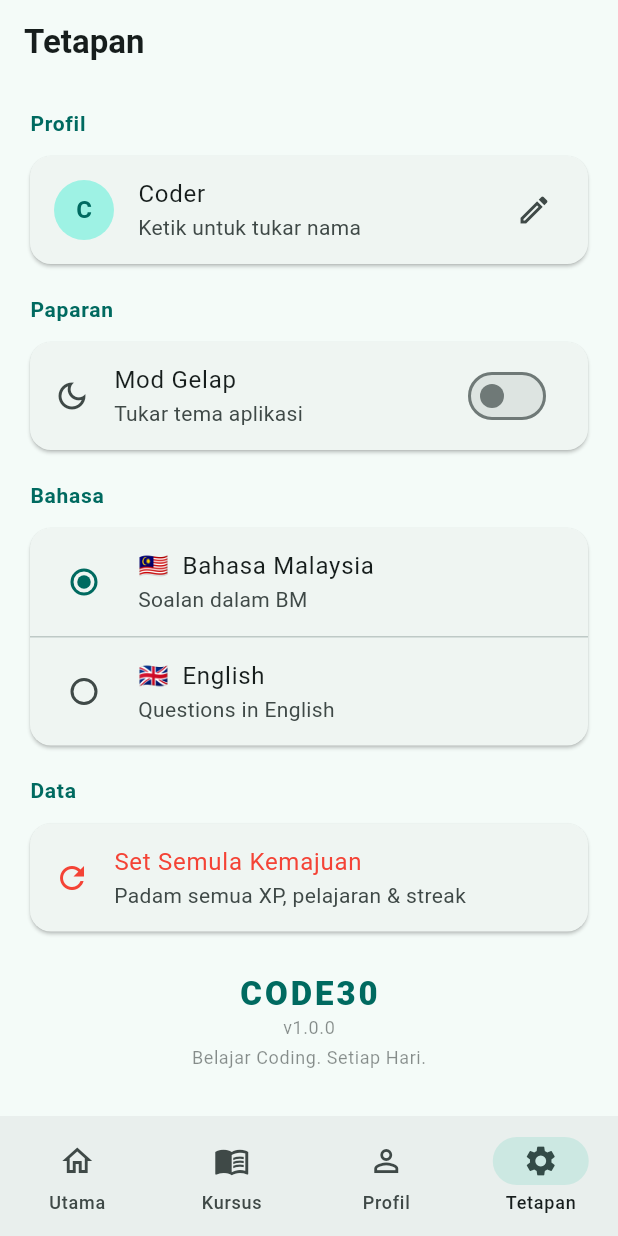
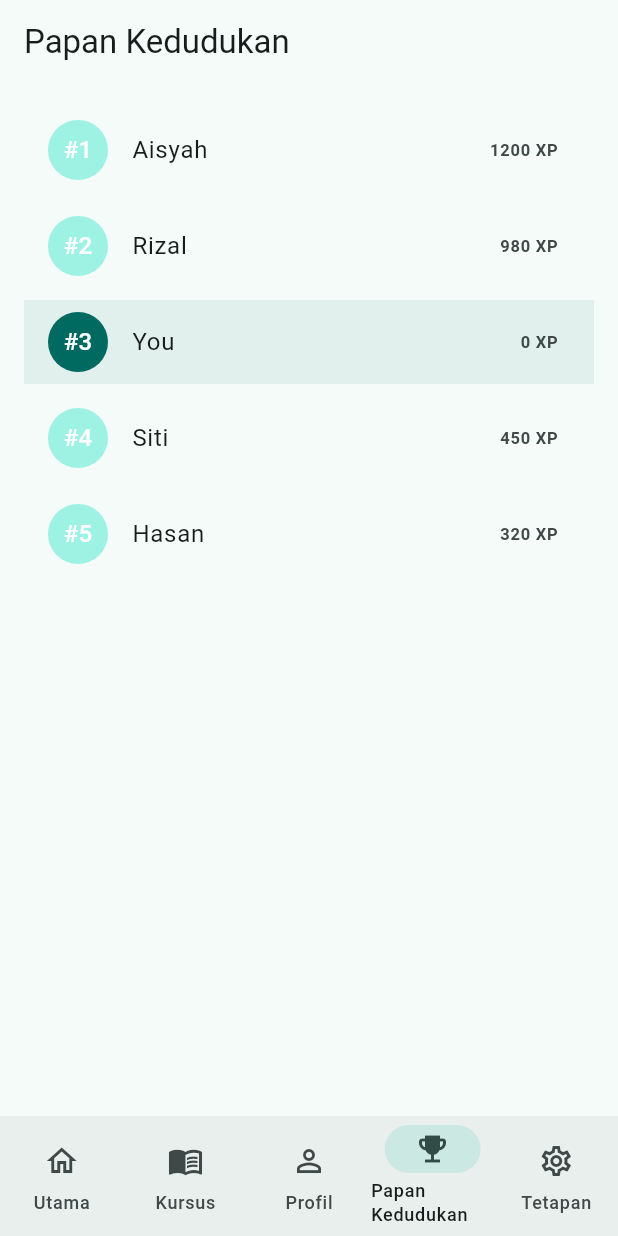
Before and after one commit to wanhazmim/reset30-wanlegacy, a Flutter app: the MainScreen screen opened directly, item 4 of the bottom bar chosen, on a phone screen of 412 x 824 dp. Run offline on Flutter 3.47's test engine with Material 3 defaults, Android fonts, the phone set to English and light mode, and no system bars; our stand-ins replace fl_chart, shared_preferences; accounts and stored records are empty.

Commit message:
feat: add Web basics unit and leaderboard screen (CODE30 Bahasa Melayu)

```diff
--- a/lib/data/course_data.dart
+++ b/lib/data/course_data.dart
@@ -407,6 +407,114 @@ const List<Unit> allUnits = [
                 'Betul! Python, Dart, Java, dan banyak lagi bahasa pengaturcaraan digunakan untuk membina pelbagai aplikasi.',
             explanationEN:
                 'True! Python, Dart, Java, and many more programming languages are used to build various applications.',
+          ),
+        ],
+      ),
+    ],
+  ),
+  // ─────────────────────────── UNIT 4 (Web Asas) ───────────────────────────
+  Unit(
+    id: 'u4',
+    titleBM: 'Web Asas (HTML/CSS/JS)',
+    titleEN: 'Web Basics (HTML/CSS/JS)',
+    emoji: '🌐',
+    color: '#9C27B0',
+    lessons: [
+      Lesson(
+        id: 'u4l1',
+        unitId: 'u4',
+        titleBM: 'Pengenalan HTML',
+        titleEN: 'Intro to HTML',
+        descBM: 'Belajar struktur asas halaman web dengan HTML.',
+        descEN: 'Learn basic web page structure with HTML.',
+        emoji: '🔤',
+        xpReward: 25,
+        slides: [
+          LearnSlide(
+            emoji: '📄',
+            titleBM: 'Apa itu HTML?',
+            titleEN: 'What is HTML?',
+            bodyBM: 'HTML adalah bahasa untuk struktur halaman web. Ia menggunakan "tag" untuk memberitahu pelayar apa yang harus dipaparkan seperti tajuk, perenggan, dan pautan.',
+            bodyEN: 'HTML is the language for web page structure. It uses "tags" to tell the browser what to display like headings, paragraphs, and links.',
+            codeExample: '<!DOCTYPE html>\n<html>\n  <head><title>Halaman Saya</title></head>\n  <body>\n    <h1>Helo Dunia</h1>\n    <p>Ini adalah paragraf.</p>\n  </body>\n</html>',
+          ),
+        ],
+        exercises: [
+          Exercise(
+            id: 'u4l1e1',
+            type: 'mcq',
+            questionBM: 'Tag HTML manakah digunakan untuk tajuk utama?',
+            questionEN: 'Which HTML tag is used for the main heading?',
+            options: ['<p>', '<h1>', '<div>', '<a>'],
+            correctAnswer: '1',
+            explanationBM: '<h1> digunakan untuk tajuk utama halaman.',
+            explanationEN: '<h1> is used for the main heading of a page.',
+          ),
+        ],
+      ),
+
+      Lesson(
+        id: 'u4l2',
+        unitId: 'u4',
+        titleBM: 'Gaya Dengan CSS',
+        titleEN: 'Styling with CSS',
+        descBM: 'Tambah gaya dan warna ke halaman web menggunakan CSS.',
+        descEN: 'Add style and color to web pages using CSS.',
+        emoji: '🎨',
+        xpReward: 25,
+        slides: [
+          LearnSlide(
+            emoji: '🎨',
+            titleBM: 'Apa itu CSS?',
+            titleEN: 'What is CSS?',
+            bodyBM: 'CSS (Cascading Style Sheets) mengawal rupa halaman — warna, fon, jarak, dan susun atur. HTML adalah struktur; CSS adalah gaya.',
+            bodyEN: 'CSS controls how the page looks — colors, fonts, spacing, and layout. HTML is structure; CSS is style.',
+            codeExample: 'h1 {\n  color: #4CAF50;\n  font-size: 28px;\n}',
+          ),
+        ],
+        exercises: [
+          Exercise(
+            id: 'u4l2e1',
+            type: 'mcq',
+            questionBM: 'CSS digunakan untuk?',
+            questionEN: 'CSS is used for?',
+            options: ['Struktur halaman', 'Gaya dan susun atur', 'Menjalankan kod di pelayan', 'Menyimpan data'],
+            correctAnswer: '1',
+            explanationBM: 'CSS digunakan untuk memberi gaya kepada elemen HTML.',
+            explanationEN: 'CSS is used to style HTML elements.',
+          ),
+        ],
+      ),
+
+      Lesson(
+        id: 'u4l3',
+        unitId: 'u4',
+        titleBM: 'Interaktif Dengan JavaScript',
+        titleEN: 'Interactivity with JavaScript',
+        descBM: 'Tambah interaksi seperti klik butang menggunakan JavaScript.',
+        descEN: 'Add interactions like button clicks using JavaScript.',
+        emoji: '⚡',
+        xpReward: 30,
+        slides: [
+          LearnSlide(
+            emoji: '⚡',
+            titleBM: 'Apa itu JavaScript?',
+            titleEN: 'What is JavaScript?',
+            bodyBM: 'JavaScript adalah bahasa yang membuat halaman web menjadi interaktif — mengendalikan klik, menukar kandungan, dan banyak lagi.',
+            bodyEN: 'JavaScript is the language that makes web pages interactive — handling clicks, changing content, and more.',
+            codeExample: '<button onclick="alert(\'Helo\')">Klik Saya</button>',
+          ),
+        ],
+        exercises: [
+          Exercise(
+            id: 'u4l3e1',
+            type: 'mcq',
+            questionBM: 'JavaScript biasanya digunakan untuk?',
+            questionEN: 'JavaScript is typically used for?',
+            options: ['Menambah gaya', 'Membuat interaksi dinamik', 'Menyusun data di server', 'Menetapkan struktur dokumen'],
+            correctAnswer: '1',
+            explanationBM: 'JavaScript membuat halaman web menjadi interaktif dan dinamik.',
+            explanationEN: 'JavaScript makes web pages interactive and dynamic.',
           ),
         ],
       ),
--- /dev/null
+++ b/lib/screens/leaderboard_screen.dart
@@ -0,0 +1,50 @@
+import 'package:flutter/material.dart';
+import 'package:provider/provider.dart';
+import '../providers/user_provider.dart';
+
+class LeaderboardScreen extends StatelessWidget {
+  const LeaderboardScreen({super.key});
+
+  @override
+  Widget build(BuildContext context) {
+    return Consumer<UserProvider>(builder: (context, userProvider, _) {
+      final user = userProvider.user;
+      final isBM = user.language == 'bm';
+      final theme = Theme.of(context);
+
+      // Mock leaderboard data — in a real app this would come from server
+      final leaderboard = [
+        {'name': 'Aisyah', 'xp': 1200},
+        {'name': 'Rizal', 'xp': 980},
+        {'name': 'You', 'xp': user.xp},
+        {'name': 'Siti', 'xp': 450},
+        {'name': 'Hasan', 'xp': 320},
+      ];
+
+      return Scaffold(
+        appBar: AppBar(
+          title: Text(isBM ? 'Papan Kedudukan' : 'Leaderboard'),
+        ),
+        body: ListView.separated(
+          padding: const EdgeInsets.all(16),
+          itemCount: leaderboard.length,
+          separatorBuilder: (_, __) => const SizedBox(height: 8),
+          itemBuilder: (context, i) {
+            final item = leaderboard[i];
+            final rank = i + 1;
+            final isUser = item['name'] == 'You';
+            return ListTile(
+              leading: CircleAvatar(
+                backgroundColor: isUser ? theme.colorScheme.primary : null,
+                child: Text('#$rank', style: const TextStyle(color: Colors.white)),
+              ),
+              title: Text(item['name'] as String),
+              trailing: Text('${item['xp']} XP', style: const TextStyle(fontWeight: FontWeight.bold)),
+              tileColor: isUser ? theme.colorScheme.primary.withOpacity(0.08) : null,
+            );
+          },
+        ),
+      );
+    });
+  }
+}
--- a/lib/screens/main_screen.dart
+++ b/lib/screens/main_screen.dart
@@ -5,6 +5,7 @@ import 'home_screen.dart';
 import 'course_screen.dart';
 import 'profile_screen.dart';
 import 'settings_screen.dart';
+import 'leaderboard_screen.dart';
 
 class MainScreen extends StatefulWidget {
   const MainScreen({super.key});
@@ -20,6 +21,7 @@ class _MainScreenState extends State<MainScreen> {
     HomeScreen(),
     CourseScreen(),
     ProfileScreen(),
+    LeaderboardScreen(),
     SettingsScreen(),
   ];
 
@@ -52,6 +54,11 @@ class _MainScreenState extends State<MainScreen> {
             label: isBM ? 'Profil' : 'Profile',
           ),
           NavigationDestination(
+            icon: const Icon(Icons.emoji_events_outlined),
+            selectedIcon: const Icon(Icons.emoji_events),
+            label: isBM ? 'Papan Kedudukan' : 'Leaderboard',
+          ),
+          NavigationDestination(
             icon: const Icon(Icons.settings_outlined),
             selectedIcon: const Icon(Icons.settings),
             label: isBM ? 'Tetapan' : 'Settings',
```
Also changed, not shown: package-lock.json (added).
